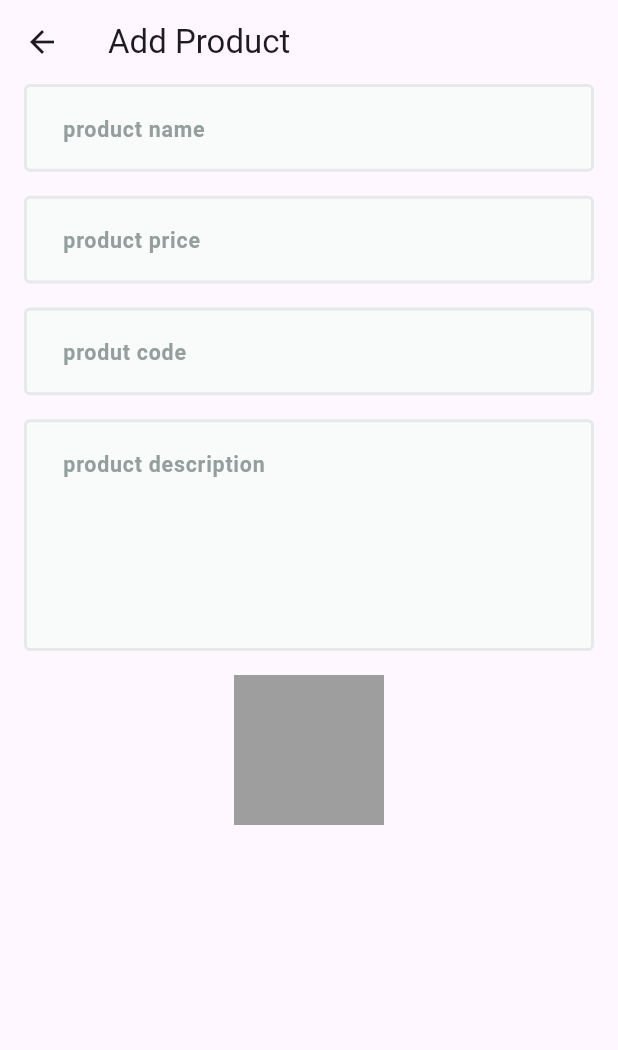
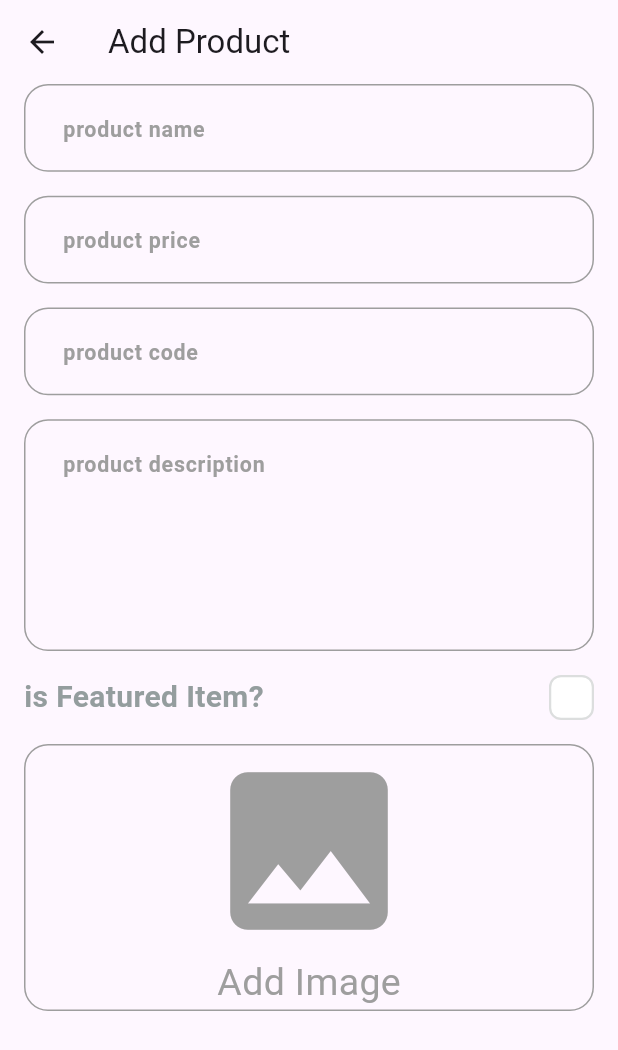
Before and after one commit to ahmedzein74/fruits-hub-dashboard, a Flutter app: the AddProductView screen opened by its route, on a phone screen of 412 x 824 dp. Shown: the top 1050 px of the screen. Run offline on Flutter 3.47's test engine with Material 3 defaults, Android fonts, the phone set to English and light mode, and no system bars; drawn by our look-alikes of skeletonizer; our stand-ins replace flutter_screenutil, image_picker.

Commit message:
Refactor and enhance `CustomTextFormField` and add new widgets for product addition

```diff
--- a/lib/core/widgets/custom_text_form_field.dart
+++ b/lib/core/widgets/custom_text_form_field.dart
@@ -35,10 +35,9 @@ class CustomTextFormField extends StatelessWidget {
               EdgeInsets.symmetric(horizontal: 20.w, vertical: 17.h),
           hintText: hintText,
           hintStyle: TextStyles.bold13.copyWith(
-            color: const Color(0xff949e9d),
+            color: Colors.grey,
           ),
-          filled: true,
-          fillColor: const Color(0xfff9fafa),
+
           border: buildBorder(),
           enabledBorder: buildBorder(),
           focusedBorder: buildBorder(),
@@ -50,10 +49,9 @@ class CustomTextFormField extends StatelessWidget {
 
   OutlineInputBorder buildBorder() {
     return OutlineInputBorder(
-      borderRadius: BorderRadius.circular(4.r),
+      borderRadius: BorderRadius.circular(16),
       borderSide: const BorderSide(
-        color: Color(0xFFe6e9e9),
-        width: 2,
+        color: Colors.grey,
       ),
     );
   }
--- a/lib/feature/add_proudct/presentation/views/widgets/add_proudct_view_body.dart
+++ b/lib/feature/add_proudct/presentation/views/widgets/add_proudct_view_body.dart
@@ -1,6 +1,9 @@
+import 'dart:io';
+
 import 'package:flutter/material.dart';
 import 'package:fruits_hub_dashboard/core/widgets/custom_text_form_field.dart';
 import 'package:fruits_hub_dashboard/feature/add_proudct/presentation/views/widgets/image_field.dart';
+import 'package:fruits_hub_dashboard/feature/add_proudct/presentation/views/widgets/is_featured_check_box.dart';
 
 class AddProudctViewBody extends StatefulWidget {
   const AddProudctViewBody({super.key});
@@ -20,38 +23,49 @@ class _AddProudctViewBodyState extends State<AddProudctViewBody> {
         child: Form(
           autovalidateMode: autovalidateMode,
           key: formKey,
-          child: const Column(
+          child: Column(
             children: [
-              CustomTextFormField(
+              const CustomTextFormField(
                 hintText: 'product name',
                 textInputType: TextInputType.text,
               ),
-              SizedBox(
+              const SizedBox(
                 height: 16,
               ),
-              CustomTextFormField(
+              const CustomTextFormField(
                 hintText: 'product price',
                 textInputType: TextInputType.number,
               ),
-              SizedBox(
+              const SizedBox(
                 height: 16,
               ),
-              CustomTextFormField(
-                hintText: 'produt code',
+              const CustomTextFormField(
+                hintText: 'product code',
                 textInputType: TextInputType.number,
               ),
-              SizedBox(
+              const SizedBox(
                 height: 16,
               ),
-              CustomTextFormField(
+              const CustomTextFormField(
                 hintText: 'product description',
                 textInputType: TextInputType.text,
                 maxLines: 5,
               ),
-              SizedBox(
+              const SizedBox(
                 height: 16,
               ),
-              ImageField(),
+              IsFeaturedCheckBox(
+                onChanged: (value) {},
+              ),
+              const SizedBox(
+                height: 16,
+              ),
+              ImageField(
+                onFileChanged: (image) {},
+              ),
+              const SizedBox(
+                height: 16,
+              ),
             ],
           ),
         ),
--- /dev/null
+++ b/lib/feature/add_proudct/presentation/views/widgets/custom_check_box.dart
@@ -0,0 +1,38 @@
+import 'package:flutter/material.dart';
+import 'package:fruits_hub_dashboard/core/utils/colors.dart';
+
+class CustomCheckBox extends StatelessWidget {
+  const CustomCheckBox(
+      {super.key, required this.isChecked, required this.onChecked});
+  final bool isChecked;
+  final ValueChanged<bool> onChecked;
+  @override
+  Widget build(BuildContext context) {
+    return GestureDetector(
+      onTap: () {
+        onChecked(!isChecked);
+      },
+      child: AnimatedContainer(
+        width: 30,
+        height: 30,
+        duration: const Duration(milliseconds: 100),
+        decoration: ShapeDecoration(
+          color: isChecked ? ColorsManager.primaryColor : Colors.white,
+          shape: RoundedRectangleBorder(
+            side: BorderSide(
+              width: 1.50,
+              color: isChecked ? Colors.transparent : const Color(0xFFDCDEDE),
+            ),
+            borderRadius: BorderRadius.circular(8),
+          ),
+        ),
+        child: isChecked
+            ? const Icon(
+                Icons.check_rounded,
+                color: Colors.white,
+              )
+            : const SizedBox(),
+      ),
+    );
+  }
+}
--- a/lib/feature/add_proudct/presentation/views/widgets/image_field.dart
+++ b/lib/feature/add_proudct/presentation/views/widgets/image_field.dart
@@ -1,14 +1,92 @@
+import 'dart:io';
+
 import 'package:flutter/material.dart';
+import 'package:image_picker/image_picker.dart';
+import 'package:skeletonizer/skeletonizer.dart';
 
-class ImageField extends StatelessWidget {
-  const ImageField({super.key});
+class ImageField extends StatefulWidget {
+  const ImageField({super.key, required this.onFileChanged});
+  final ValueChanged<File?> onFileChanged;
+  @override
+  State<ImageField> createState() => _ImageFieldState();
+}
 
+class _ImageFieldState extends State<ImageField> {
+  bool isLoading = false;
+  File? fileImage;
   @override
   Widget build(BuildContext context) {
-    return Container(
-      height: 100,
-      width: 100,
-      color: Colors.grey,
+    return Skeletonizer(
+      enabled: isLoading,
+      child: GestureDetector(
+        onTap: () async {
+          isLoading = true;
+          setState(() {});
+          try {
+            await prickImage();
+          } catch (e) {
+            isLoading = false;
+            setState(() {});
+          }
+          isLoading = false;
+          setState(() {});
+        },
+        child: Stack(
+          children: [
+            Container(
+              width: double.infinity,
+              decoration: BoxDecoration(
+                  borderRadius: BorderRadius.circular(
+                    16,
+                  ),
+                  border: Border.all(
+                    color: Colors.grey,
+                  )),
+              child: fileImage != null
+                  ? ClipRRect(
+                      borderRadius: BorderRadius.circular(16),
+                      child: Image.file(fileImage!))
+                  : const Column(
+                      children: [
+                        Icon(
+                          Icons.image,
+                          size: 140,
+                          color: Colors.grey,
+                        ),
+                        Text(
+                          'Add Image',
+                          style: TextStyle(color: Colors.grey, fontSize: 25),
+                        ),
+                      ],
+                    ),
+            ),
+            Visibility(
+              visible: fileImage != null,
+              child: IconButton(
+                onPressed: () {
+                  fileImage = null;
+                  widget.onFileChanged(fileImage);
+                  setState(() {});
+                },
+                icon: const Icon(
+                  size: 30,
+                  Icons.delete_outline,
+                  color: Color.fromARGB(255, 189, 189, 189),
+                ),
+              ),
+            )
+          ],
+        ),
+      ),
     );
   }
+
+  Future<void> prickImage() async {
+    final ImagePicker picker = ImagePicker();
+
+    final XFile? image = await picker.pickImage(source: ImageSource.gallery);
+    fileImage = File(image!.path);
+
+    widget.onFileChanged(fileImage!);
+  }
 }
--- /dev/null
+++ b/lib/feature/add_proudct/presentation/views/widgets/is_featured_check_box.dart
@@ -0,0 +1,49 @@
+import 'package:flutter/material.dart';
+import 'package:flutter/widgets.dart';
+import 'package:fruits_hub_dashboard/core/utils/app_text_styels.dart';
+
+import 'custom_check_box.dart';
+
+class IsFeaturedCheckBox extends StatefulWidget {
+  const IsFeaturedCheckBox({super.key, required this.onChanged});
+
+  final ValueChanged<bool> onChanged;
+  @override
+  State<IsFeaturedCheckBox> createState() => _IsFeaturedCheckBoxState();
+}
+
+class _IsFeaturedCheckBoxState extends State<IsFeaturedCheckBox> {
+  bool isTermsAccepted = false;
+  @override
+  Widget build(BuildContext context) {
+    return Row(
+      children: [
+        Text.rich(
+          TextSpan(
+            children: [
+              TextSpan(
+                text: 'is Featured Item?',
+                style: TextStyles.semiBold13
+                    .copyWith(color: const Color(0xFF949D9E), fontSize: 20),
+              ),
+            ],
+          ),
+          textAlign: TextAlign.right,
+        ),
+        const Expanded(
+          child: SizedBox(
+            width: 16,
+          ),
+        ),
+        CustomCheckBox(
+          onChecked: (value) {
+            isTermsAccepted = value;
+            widget.onChanged(value);
+            setState(() {});
+          },
+          isChecked: isTermsAccepted,
+        ),
+      ],
+    );
+  }
+}
```
Also changed, not shown: pubspec.yaml (+2 -7 lines), pubspec.lock, 5 other files.
